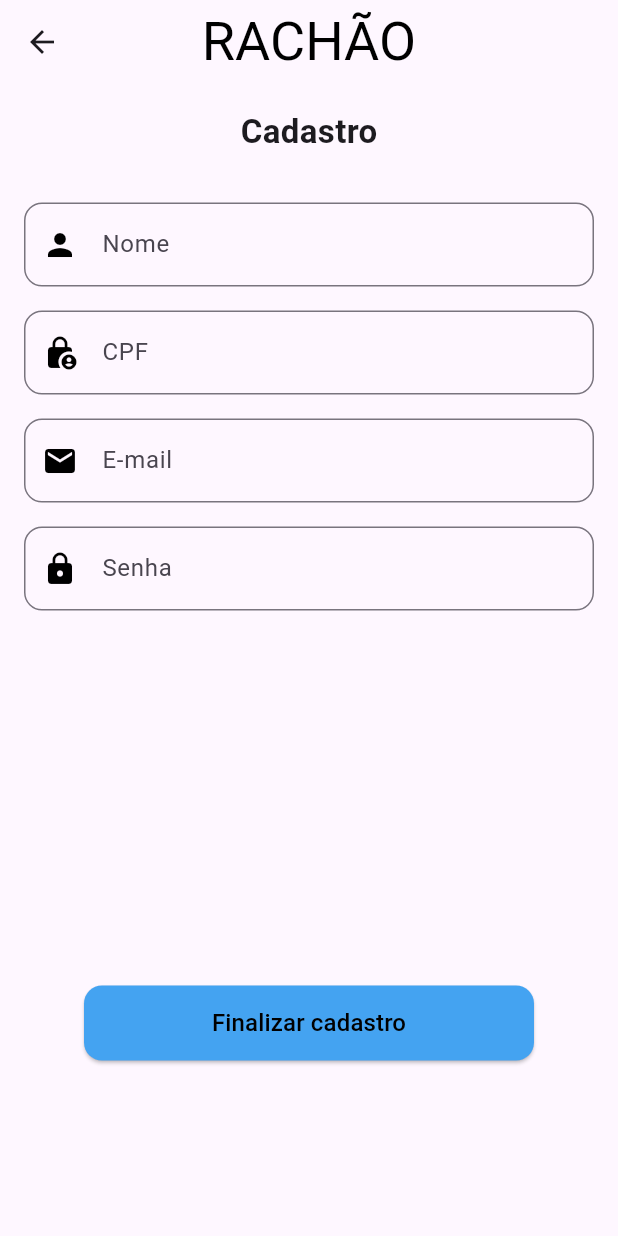
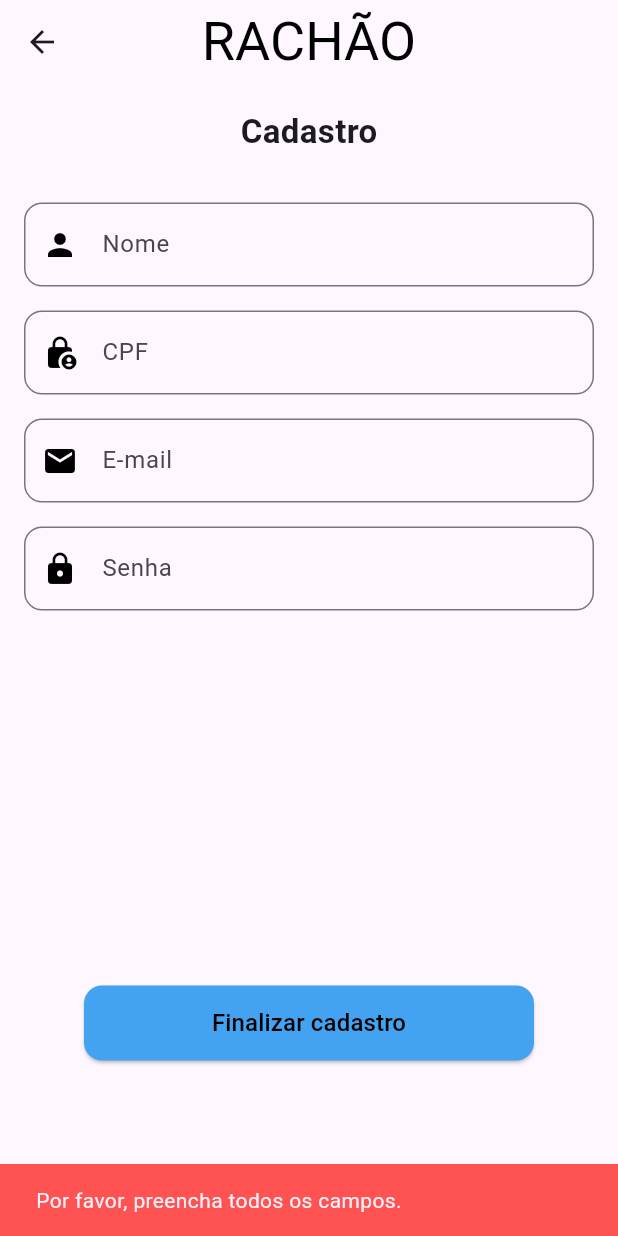
Before and after one commit to Luislc1/AppMobileAgendamentoDeQuadras, a Flutter app: the Cadastro screen opened by its route, after a tap on "Finalizar cadastro", on a phone screen of 412 x 824 dp. Run offline on Flutter 3.47's test engine with Material 3 defaults, Android fonts, the phone set to English and light mode, and no system bars.

Commit message:
Adiciona validações e estrutura de login/cadastro

```diff
--- a/app/lib/frontend/pages/cadastro/cadastro.dart
+++ b/app/lib/frontend/pages/cadastro/cadastro.dart
@@ -1,5 +1,8 @@
 import 'package:flutter/material.dart';
+import 'package:http/http.dart' as http;
+import 'dart:convert';
 import 'package:app/frontend/wigets/appBar.dart';
+import 'package:app/frontend/utils/validador.dart';
 
 class Cadastro extends StatefulWidget {
   const Cadastro({super.key});
@@ -9,17 +12,71 @@ class Cadastro extends StatefulWidget {
 }
 
 class _CadastroState extends State<Cadastro> {
-
   final nomeController = TextEditingController();
   final cpfController = TextEditingController();
   final emailController = TextEditingController();
   final senhaController = TextEditingController();
 
+  Future<void> cadastrarUsuario() async {
+
+    if (nomeController.text.isEmpty ||
+        emailController.text.isEmpty ||
+        senhaController.text.isEmpty ||
+        cpfController.text.isEmpty) {
+      ScaffoldMessenger.of(context).showSnackBar(
+        SnackBar(content: Text('Por favor, preencha todos os campos.'), backgroundColor: Colors.redAccent,),
+      );
+      return;
+    }
+
+    if (!Validador.validarCPF(cpfController.text)) {
+      ScaffoldMessenger.of(context).showSnackBar(
+        SnackBar(content: Text('CPF inválido.'), backgroundColor: Colors.redAccent,),
+      );
+      return;
+    }
+
+    if (!Validador.validarEmail(emailController.text)) {
+      ScaffoldMessenger.of(context).showSnackBar(
+        SnackBar(content: Text('E-mail inválido.'), backgroundColor: Colors.redAccent,),
+      );
+      return;
+    }
+
+    if (!Validador.validarSenha(senhaController.text)) {
+      ScaffoldMessenger.of(context).showSnackBar(
+        SnackBar(content: Text('A senha deve ter pelo menos 8 caracteres.'), backgroundColor: Colors.redAccent,),
+      );
+      return;
+    }
+
+    final url = Uri.parse('http://10.0.2.2:3001/usuarios');
+
+    final response = await http.post(
+      url,
+      headers: {'Content-Type': 'application/json'},
+      body: jsonEncode({
+        'nome': nomeController.text,
+        'email': emailController.text,
+        'senha': senhaController.text,
+        'cpf': cpfController.text,
+      }),
+    );
+
+    if (response.statusCode == 201) {
+      ScaffoldMessenger.of(context).showSnackBar(
+        SnackBar(content: Text('Usuário cadastrado com sucesso!'), backgroundColor: Colors.greenAccent,),
+      );
+      Navigator.pushNamed(context, '/login');
+    }
+  }
+
   @override
   Widget build(BuildContext context) {
     return Scaffold(
       appBar: const AppBarWidget(title: 'RACHÃO', showBackButton: true),
-      body: Column(
+      body: SingleChildScrollView(
+        child: Column(
           children: [
             Container(
               padding: EdgeInsets.all(16),
@@ -82,7 +139,7 @@ class _CadastroState extends State<Cadastro> {
                   ),
                   SizedBox(height: 250),
                   ElevatedButton(
-                  onPressed: () {},
+                    onPressed: cadastrarUsuario,
                     style: ElevatedButton.styleFrom(
                       backgroundColor: const Color.fromARGB(255, 68, 163, 241),
                       minimumSize: Size(300, 50),
@@ -100,6 +157,7 @@ class _CadastroState extends State<Cadastro> {
             ),
           ],
         ),
+      ),
     );
   }
 }
```
Also changed, not shown: app/lib/frontend/pages/login/login.dart (+26 -0 lines), app/lib/frontend/utils/validador.dart (added, +65 -0 lines), 1 other file. Lines whose indentation alone changed are shown as unchanged.
